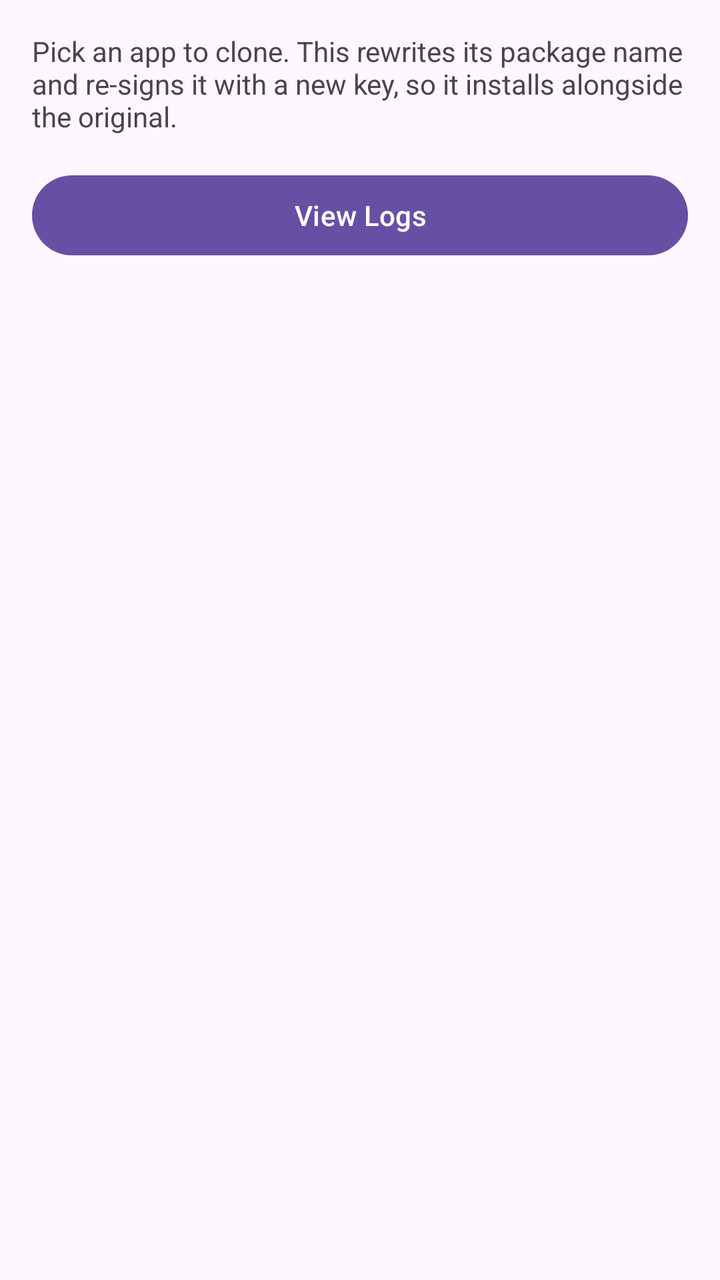
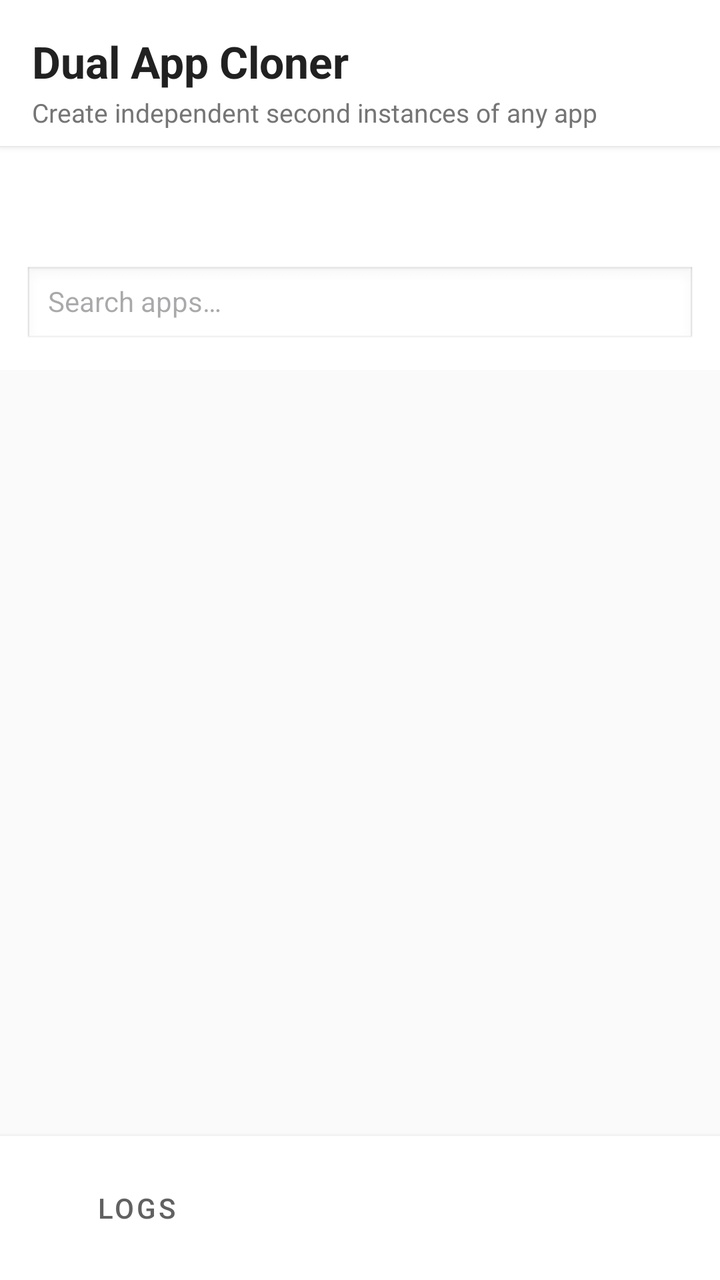

The first picture is an Android layout as it rendered before a commit; the second is the same layout after the commit. The layout source and the unified diff follow.
<!-- AndroidManifest.xml: application theme Theme.AppClonerClassic -->
<!-- res/layout/activity_main.xml -->
<?xml version="1.0" encoding="utf-8"?>
<LinearLayout xmlns:android="http://schemas.android.com/apk/res/android"
    android:orientation="vertical"
    android:layout_width="match_parent"
    android:layout_height="match_parent">

    <TextView
        android:layout_width="match_parent"
        android:layout_height="wrap_content"
        android:padding="16dp"
        android:textSize="14sp"
        android:text="Pick an app to clone. This rewrites its package name and re-signs it with a new key, so it installs alongside the original."/>

    <Button
        android:id="@+id/viewLogsButton"
        android:layout_width="match_parent"
        android:layout_height="wrap_content"
        android:layout_marginHorizontal="16dp"
        android:layout_marginBottom="8dp"
        android:text="View Logs"/>

    <androidx.recyclerview.widget.RecyclerView
        android:id="@+id/appListRecycler"
        android:layout_width="match_parent"
        android:layout_height="0dp"
        android:layout_weight="1"/>

    <ProgressBar
        android:id="@+id/progressBar"
        style="?android:attr/progressBarStyleHorizontal"
        android:layout_width="match_parent"
        android:layout_height="wrap_content"
        android:indeterminate="true"
        android:visibility="gone"/>
</LinearLayout>
<!-- resources referenced by this layout -->
<resources>
  <style name="Theme.AppClonerClassic" parent="Theme.Material3.DayNight.NoActionBar" />
</resources>

<!-- the commit's change to res/layout/activity_main.xml (unified diff, before → after) -->
@@ -1,35 +1,141 @@
 <?xml version="1.0" encoding="utf-8"?>
 <LinearLayout xmlns:android="http://schemas.android.com/apk/res/android"
+    xmlns:app="http://schemas.android.com/apk/res-auto"
     android:orientation="vertical"
     android:layout_width="match_parent"
-    android:layout_height="match_parent">
+    android:layout_height="match_parent"
+    android:background="#FAFAFA">
 
-    <TextView
+    
+    <LinearLayout
         android:layout_width="match_parent"
         android:layout_height="wrap_content"
-        android:padding="16dp"
-        android:textSize="14sp"
-        android:text="Pick an app to clone. This rewrites its package name and re-signs it with a new key, so it installs alongside the original."/>
+        android:orientation="vertical"
+        android:paddingHorizontal="16dp"
+        android:paddingTop="16dp"
+        android:paddingBottom="8dp"
+        android:background="#FFFFFF"
+        android:elevation="2dp">
 
-    <Button
-        android:id="@+id/viewLogsButton"
+        <TextView
+            android:layout_width="match_parent"
+            android:layout_height="wrap_content"
+            android:text="Dual App Cloner"
+            android:textSize="22sp"
+            android:textStyle="bold"
+            android:textColor="#212121"/>
+
+        <TextView
+            android:layout_width="match_parent"
+            android:layout_height="wrap_content"
+            android:layout_marginTop="2dp"
+            android:text="Create independent second instances of any app"
+            android:textSize="13sp"
+            android:textColor="#757575"/>
+    </LinearLayout>
+
+    
+    <com.google.android.material.tabs.TabLayout
+        android:id="@+id/tabLayout"
         android:layout_width="match_parent"
         android:layout_height="wrap_content"
-        android:layout_marginHorizontal="16dp"
-        android:layout_marginBottom="8dp"
-        android:text="View Logs"/>
+        android:background="#FFFFFF"
+        app:tabMode="fixed"
+        app:tabGravity="fill"
+        app:tabIndicatorColor="#FF6D00"
+        app:tabSelectedTextColor="#FF6D00"
+        app:tabTextColor="#757575"/>
 
-    <androidx.recyclerview.widget.RecyclerView
-        android:id="@+id/appListRecycler"
+    
+    <LinearLayout
+        android:layout_width="match_parent"
+        android:layout_height="wrap_content"
+        android:orientation="horizontal"
+        android:padding="12dp"
+        android:background="#FFFFFF">
+
+        <EditText
+            android:id="@+id/searchEditText"
+            android:layout_width="0dp"
+            android:layout_height="40dp"
+            android:layout_weight="1"
+            android:hint="Search apps…"
+            android:inputType="text"
+            android:imeOptions="actionSearch"
+            android:paddingHorizontal="12dp"
+            android:background="@android:drawable/edit_text"
+            android:textSize="14sp"/>
+    </LinearLayout>
+
+    
+    <FrameLayout
         android:layout_width="match_parent"
         android:layout_height="0dp"
-        android:layout_weight="1"/>
+        android:layout_weight="1">
 
-    <ProgressBar
-        android:id="@+id/progressBar"
-        style="?android:attr/progressBarStyleHorizontal"
+        
+        <androidx.recyclerview.widget.RecyclerView
+            android:id="@+id/appListRecycler"
+            android:layout_width="match_parent"
+            android:layout_height="match_parent"
+            android:clipToPadding="false"
+            android:paddingBottom="8dp"/>
+
+        
+        <androidx.recyclerview.widget.RecyclerView
+            android:id="@+id/cloneListRecycler"
+            android:layout_width="match_parent"
+            android:layout_height="match_parent"
+            android:visibility="gone"
+            android:clipToPadding="false"
+            android:paddingBottom="8dp"/>
+
+        
+        <TextView
+            android:id="@+id/emptyStateText"
+            android:layout_width="match_parent"
+            android:layout_height="match_parent"
+            android:gravity="center"
+            android:padding="32dp"
+            android:textSize="15sp"
+            android:textColor="#9E9E9E"
+            android:visibility="gone"/>
+    </FrameLayout>
+
+    
+    <LinearLayout
         android:layout_width="match_parent"
         android:layout_height="wrap_content"
-        android:indeterminate="true"
-        android:visibility="gone"/>
+        android:orientation="horizontal"
+        android:padding="12dp"
+        android:background="#FFFFFF"
+        android:elevation="4dp"
+        android:gravity="center_vertical">
+
+        <Button
+            android:id="@+id/viewLogsButton"
+            style="@style/Widget.MaterialComponents.Button.TextButton"
+            android:layout_width="0dp"
+            android:layout_height="wrap_content"
+            android:layout_weight="1"
+            android:text="Logs"
+            android:textColor="#616161"/>
+
+        <ProgressBar
+            android:id="@+id/progressBar"
+            style="?android:attr/progressBarStyle"
+            android:layout_width="32dp"
+            android:layout_height="32dp"
+            android:visibility="gone"/>
+
+        <TextView
+            android:id="@+id/statusText"
+            android:layout_width="0dp"
+            android:layout_height="wrap_content"
+            android:layout_weight="2"
+            android:gravity="center"
+            android:textSize="12sp"
+            android:textColor="#757575"
+            android:maxLines="2"/>
+    </LinearLayout>
 </LinearLayout>
